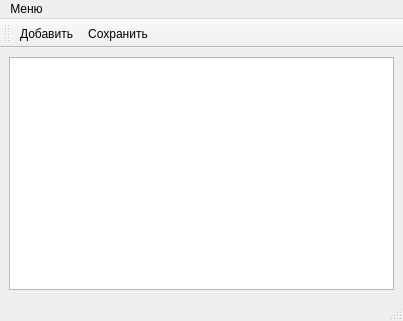
Qt form Teatr/list.ui (Shnayder102/teatr) before a commit.
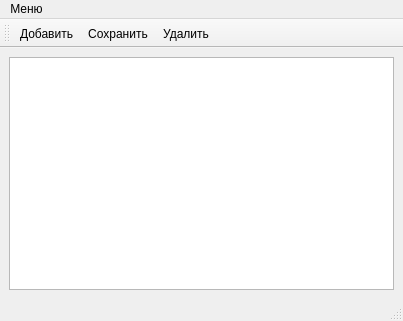
The same form after that commit. Icons and pictures are not drawn.

Diff of the .ui file:
```diff
--- a/Teatr/list.ui
+++ b/Teatr/list.ui
@@ -55,6 +55,7 @@
    </attribute>
    <addaction name="add"/>
    <addaction name="save"/>
+   <addaction name="del"/>
   </widget>
   <action name="save">
    <property name="icon">
@@ -74,6 +75,15 @@
     <string>Добавить</string>
    </property>
   </action>
+  <action name="del">
+   <property name="icon">
+    <iconset resource="resources.qrc">
+     <normaloff>:/icons/Note-remove.svg</normaloff>:/icons/Note-remove.svg</iconset>
+   </property>
+   <property name="text">
+    <string>Удалить</string>
+   </property>
+  </action>
  </widget>
  <resources>
   <include location="resources.qrc"/>
```
Left out of the diff: 1 changed line with no effect on the pictures.
